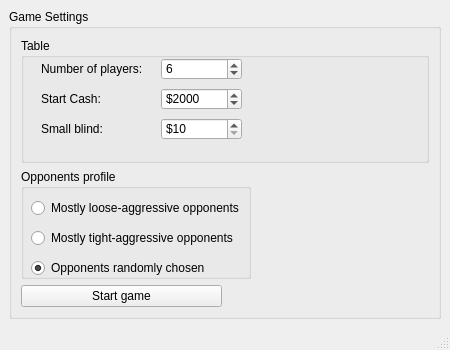
Before: the Qt Designer form src/ui/qtwidgets/startwindow.ui in Marcennaji/HoldemCore, drawn with Qt 5.
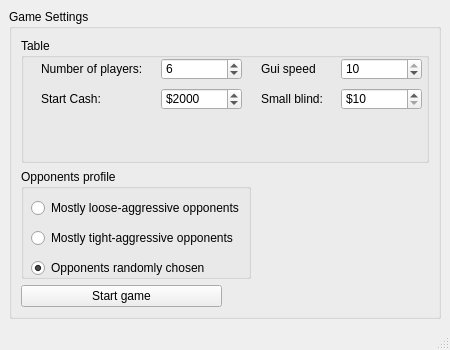
After: the same form once the commit is applied. Icons and pictures are not drawn.

Commit message: added game speed in gui

The edit to the form file:
```diff
--- a/src/ui/qtwidgets/startwindow.ui
+++ b/src/ui/qtwidgets/startwindow.ui
@@ -184,8 +184,8 @@
          <widget class="QLabel" name="label_3">
           <property name="geometry">
            <rect>
-            <x>20</x>
-            <y>80</y>
+            <x>240</x>
+            <y>50</y>
             <width>81</width>
             <height>22</height>
            </rect>
@@ -200,8 +200,8 @@
          <widget class="QSpinBox" name="spinBox_smallBlind">
           <property name="geometry">
            <rect>
-            <x>140</x>
-            <y>80</y>
+            <x>320</x>
+            <y>50</y>
             <width>81</width>
             <height>22</height>
            </rect>
@@ -222,6 +222,47 @@
            <number>10</number>
           </property>
          </widget>
+         <widget class="QLabel" name="label_4">
+          <property name="geometry">
+           <rect>
+            <x>240</x>
+            <y>20</y>
+            <width>81</width>
+            <height>22</height>
+           </rect>
+          </property>
+          <property name="text">
+           <string>Gui speed</string>
+          </property>
+          <property name="buddy">
+           <cstring>spinBox_startCash</cstring>
+          </property>
+         </widget>
+         <widget class="QSpinBox" name="spinBox_guiSpeed">
+          <property name="geometry">
+           <rect>
+            <x>320</x>
+            <y>20</y>
+            <width>81</width>
+            <height>22</height>
+           </rect>
+          </property>
+          <property name="prefix">
+           <string/>
+          </property>
+          <property name="minimum">
+           <number>1</number>
+          </property>
+          <property name="maximum">
+           <number>10</number>
+          </property>
+          <property name="singleStep">
+           <number>1</number>
+          </property>
+          <property name="value">
+           <number>10</number>
+          </property>
+         </widget>
         </widget>
        </item>
        <item row="2" column="0">
```
The commit also changes 8 other files.
